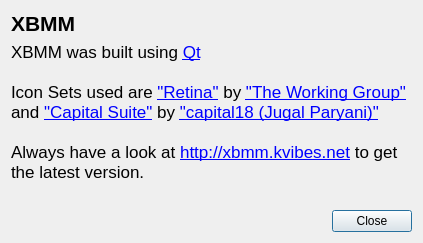
Above: AboutDialog.ui from Komet/MediaElch before the change. Below: the same form after it.
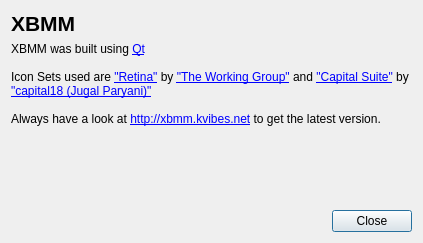
That is the form after the change.

The edit to the form file:
```diff
--- a/AboutDialog.ui
+++ b/AboutDialog.ui
@@ -34,7 +34,7 @@
       <string>&lt;!DOCTYPE HTML PUBLIC &quot;-//W3C//DTD HTML 4.0//EN&quot; &quot;http://www.w3.org/TR/REC-html40/strict.dtd&quot;&gt;
 &lt;html&gt;&lt;head&gt;&lt;meta name=&quot;qrichtext&quot; content=&quot;1&quot; /&gt;&lt;style type=&quot;text/css&quot;&gt;
 p, li { white-space: pre-wrap; }
-&lt;/style&gt;&lt;/head&gt;&lt;body style=&quot; font-family:'Lucida Grande'; font-size:13pt; font-weight:400; font-style:normal;&quot;&gt;
+&lt;/style&gt;&lt;/head&gt;&lt;body style=&quot;&quot;&gt;
 &lt;p style=&quot; margin-top:0px; margin-bottom:0px; margin-left:0px; margin-right:0px; -qt-block-indent:0; text-indent:0px;&quot;&gt;XBMM was built using &lt;a href=&quot;http://qt.nokia.com&quot;&gt;&lt;span style=&quot; text-decoration: underline; color:#0000ff;&quot;&gt;Qt&lt;/span&gt;&lt;/a&gt;&lt;/p&gt;
 &lt;p style=&quot;-qt-paragraph-type:empty; margin-top:0px; margin-bottom:0px; margin-left:0px; margin-right:0px; -qt-block-indent:0; text-indent:0px;&quot;&gt;&lt;/p&gt;
 &lt;p style=&quot; margin-top:0px; margin-bottom:0px; margin-left:0px; margin-right:0px; -qt-block-indent:0; text-indent:0px;&quot;&gt;Icon Sets used are &lt;a href=&quot;http://blog.twg.ca/2010/11/retina-display-icon-set/&quot;&gt;&lt;span style=&quot; text-decoration: underline; color:#0000ff;&quot;&gt;&amp;quot;Retina&amp;quot;&lt;/span&gt;&lt;/a&gt; by &lt;a href=&quot;http://blog.twg.ca/&quot;&gt;&lt;span style=&quot; text-decoration: underline; color:#0000ff;&quot;&gt;&amp;quot;The Working Group&amp;quot;&lt;/span&gt;&lt;/a&gt; and &lt;a href=&quot;http://findicons.com/pack/51/capital_suite&quot;&gt;&lt;span style=&quot; text-decoration: underline; color:#0000ff;&quot;&gt;&amp;quot;Capital Suite&amp;quot;&lt;/span&gt;&lt;/a&gt; by &lt;a href=&quot;http://capital18.deviantart.com/&quot;&gt;&lt;span style=&quot; text-decoration: underline; color:#0000ff;&quot;&gt;&amp;quot;capital18 (Jugal Paryani)&amp;quot;&lt;/span&gt;&lt;/a&gt;&lt;/p&gt;
```
Left out of the diff: 6 changed lines with no effect on the pictures.
